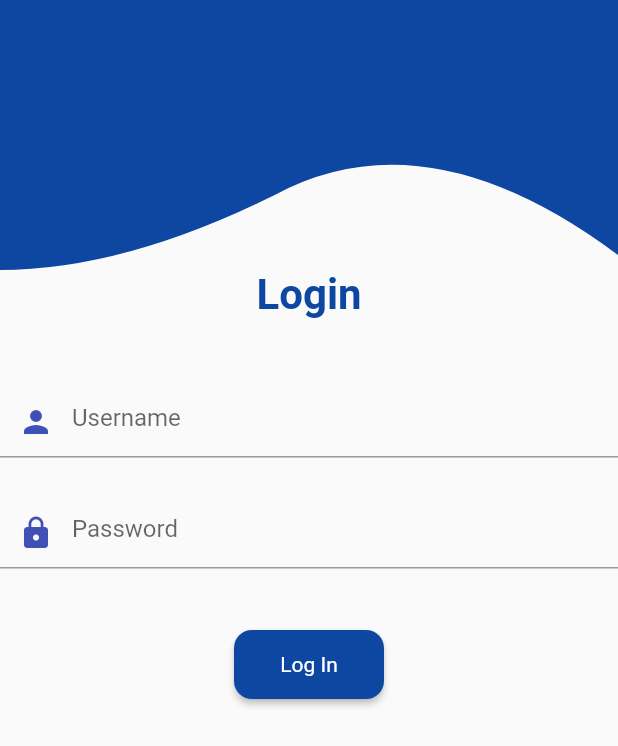
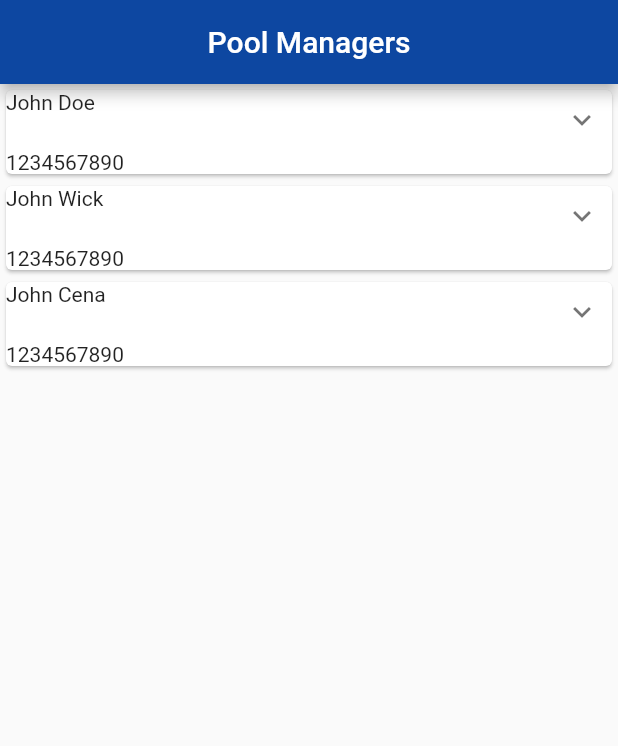
Before and after one commit to Pavithra-Rajan/swimiNIT, a Flutter app: the screen it shows after launch, on a phone screen of 412 x 824 dp. Shown: the top 746 px of the screen. Run offline on Flutter 3.47's test engine with Material 2 defaults, Android fonts, the phone set to English and light mode, and no system bars; drawn by our look-alikes of expandable; our stand-ins replace firebase_auth, firebase_core, google_fonts; accounts and stored records are empty.

Commit message:
View Pool Managers

```diff
--- /dev/null
+++ b/lib/Admin/viewpoolmanagers.dart
@@ -0,0 +1,54 @@
+import 'package:expandable/expandable.dart';
+import 'package:flutter/material.dart';
+
+import '../SPM/spm.dart';
+import '../main.dart';
+
+class ViewPoolManagers extends StatefulWidget
+{
+  const ViewPoolManagers({Key? key}) : super(key: key);
+
+  @override
+  State<ViewPoolManagers> createState() => _ViewPoolManagers();
+}
+
+class _ViewPoolManagers extends State<ViewPoolManagers>
+{
+  List<SPM> managers = [SPM("1234567890", "0987654321", "John Doe", "123456"),
+                        SPM("1234567890", "0987654321", "John Wick", "123456"),
+                        SPM("1234567890", "0987654321", "John Cena", "123456")];
+  @override
+  Widget build(BuildContext context) {
+    return Scaffold(
+      appBar: AppBar(
+        centerTitle: true,
+        title: const Text('Pool Managers'),
+        backgroundColor: Colors.blue[900],
+      ),
+      body: ListView(
+        children: [
+          for(int i = 0; i < managers.length; i++)
+              buildCard(i),
+        ],
+      )
+    );
+  }
+
+  Widget buildCard(int i) {
+      return Padding(
+          padding: EdgeInsets.all(0),
+          child: Card(
+            child: ExpandablePanel(
+              header: Text(managers[i].name),
+              expanded:RawMaterialButton(
+                onPressed: () { setState(() { managers.removeAt(i); });},
+                child: Text("Delete"),
+                fillColor: Colors.red,
+              ),
+              collapsed: Text(managers[i].contact1)
+            ),
+      ),
+      );
+  }
+
+}
--- a/lib/Reports/quaterly_reports.dart
+++ b/lib/Reports/quaterly_reports.dart
@@ -32,7 +32,9 @@ class _QuarterlyReports extends State<QuarterlyReports>
               child: Container(
                 alignment: Alignment.center,
                 child: RawMaterialButton(onPressed: () async {},
-                      fillColor: Color(int.parse("0xFF93C6D3")),
+                      fillColor: Color(0xFF93C6D3),
+                      splashColor: Color(0xFF93C6D3),
+                      highlightColor: Color(0xFF93C6D3),
                       constraints: BoxConstraints.tight(Size(300, 225)),
                       padding: const EdgeInsets.symmetric(vertical: 15.0),
                       shape: RoundedRectangleBorder(
@@ -51,6 +53,8 @@ class _QuarterlyReports extends State<QuarterlyReports>
                 alignment: Alignment.center,
                 child: RawMaterialButton(onPressed: () async {},
                     fillColor: Color(0xFF93C6D3),
+                    splashColor: Color(0xFF93C6D3),
+                    highlightColor: Color(0xFF93C6D3),
                     constraints: BoxConstraints.tight(Size(300, 225)),
                     padding: const EdgeInsets.symmetric(vertical: 15.0),
                     shape: RoundedRectangleBorder(
--- a/lib/main.dart
+++ b/lib/main.dart
@@ -2,6 +2,7 @@ import 'package:firebase_auth/firebase_auth.dart';
 import 'package:firebase_core/firebase_core.dart';
 import 'package:flutter/material.dart';
 import 'package:swiminit/Admin/adminaddspm.dart';
+import 'package:swiminit/Admin/viewpoolmanagers.dart';
 import 'package:swiminit/Reports/quaterly_reports.dart';
 import 'dart:math' as math;
 import 'package:swiminit/profile_screen.dart';
@@ -49,7 +50,7 @@ class _HomePageState extends State<HomePage> {
         future: _initializeFirebase(),
         builder: (context, snapshot) {
           if (snapshot.connectionState == ConnectionState.done) {
-            return LoginScreen();
+            return ViewPoolManagers();
           }
           return const Center(
             child: CircularProgressIndicator(),
--- a/pubspec.yaml
+++ b/pubspec.yaml
@@ -37,6 +37,7 @@ dependencies:
   firebase_core: ^1.13.1
   firebase_auth: ^3.3.10
   google_fonts: ^2.3.1
+  expandable: ^5.0.1
 
 dev_dependencies:
   flutter_test:
```
Also changed, not shown: lib/Admin/adminaddspm.dart (+23 -17 lines), pubspec.lock.
